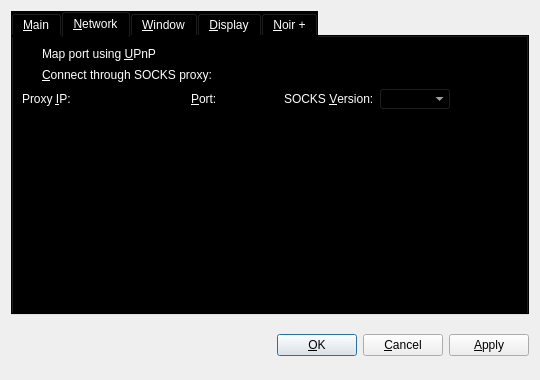
Before: the Qt Designer form src/qt/forms/optionsdialog.ui in NoirX/NoirShares-v2-old, drawn with Qt 5.
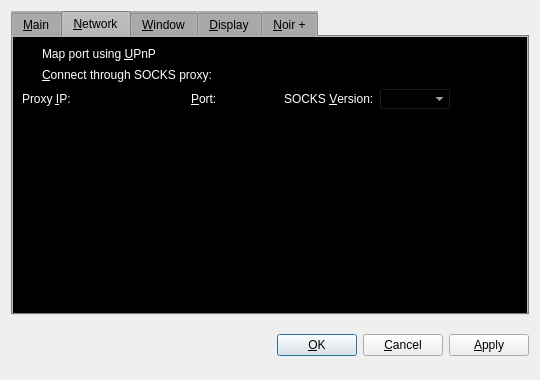
After: the same form once the commit is applied. The open tabs and pages were chosen to show the change. Custom widgets are drawn as their Qt base class.

What changed in the file:
```diff
--- a/src/qt/forms/optionsdialog.ui
+++ b/src/qt/forms/optionsdialog.ui
@@ -23,8 +23,8 @@
    <item>
     <widget class="QTabWidget" name="tabWidget">
      <property name="styleSheet">
-      <string notr="true">background-color: rgb(0, 0, 0);
-color: rgb(255, 255, 255);</string>
+      <string notr="true">background-color: rgb(173, 173, 173);
+color: rgb(0, 0, 0);</string>
      </property>
      <property name="tabPosition">
       <enum>QTabWidget::North</enum>
```
Left out of the diff: 2 changed lines with no effect on the pictures.
